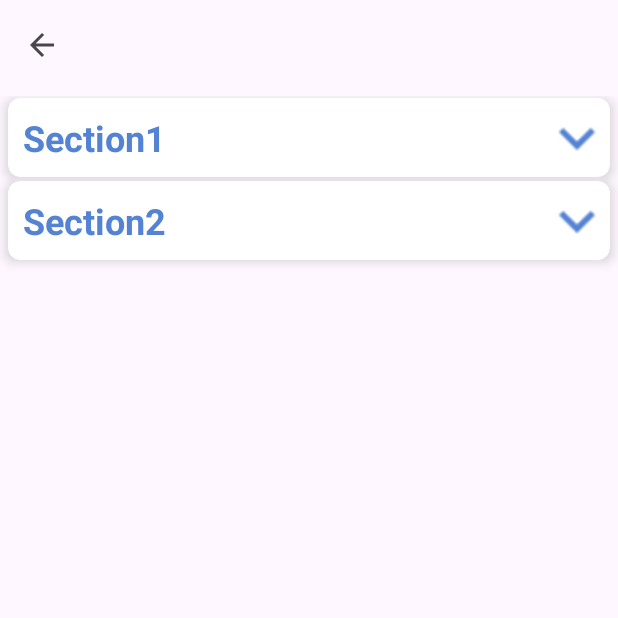
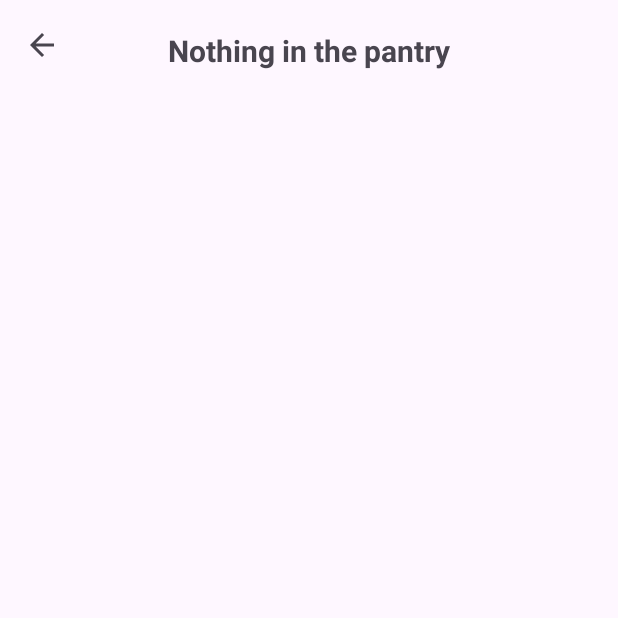
Before and after one commit to Listening-Raccoon/pamietaj-o-zdrowiu, an Android app: the PantryActivity screen opened directly, with no data from a screen before it, on a phone screen of 412 x 824 dp, the top half of it. Run offline under Robolectric (Android 15) with nearby library versions, the phone set to English and light mode, and no system bars; our stand-ins replace Firebase (no records; nobody signed in at launch, a user with empty details on screens opened directly).

Commit message:
Downloading data from firestore database
Added the functionality of populating pantry activity with user data from firestore database

```diff
--- a/app/src/main/java/com/example/pamietajozdrowiu/CalendarActivity.java
+++ b/app/src/main/java/com/example/pamietajozdrowiu/CalendarActivity.java
@@ -143,8 +143,6 @@ public class CalendarActivity extends AppCompatActivity  implements RecyclerView
 
         UpdateRecyclerView(selectedDateString);
 
-        Log.println(Log.DEBUG, "TEST", currentUser.getUid());
-
         calendarView.setOnDateChangeListener(new CalendarView.OnDateChangeListener() {
             @Override
             public void onSelectedDayChange(@NonNull CalendarView calendarView, int i, int i1, int i2) {
--- a/app/src/main/java/com/example/pamietajozdrowiu/PantryActivity.java
+++ b/app/src/main/java/com/example/pamietajozdrowiu/PantryActivity.java
@@ -1,22 +1,42 @@
 package com.example.pamietajozdrowiu;
 
 import android.os.Bundle;
+import android.util.Log;
+import android.view.View;
+import android.widget.ProgressBar;
+import android.widget.TextView;
 
 import androidx.activity.EdgeToEdge;
+import androidx.annotation.NonNull;
 import androidx.appcompat.app.AppCompatActivity;
 import androidx.appcompat.widget.Toolbar;
 import androidx.recyclerview.widget.LinearLayoutManager;
 import androidx.recyclerview.widget.RecyclerView;
 
+import com.google.android.gms.tasks.OnCompleteListener;
+import com.google.android.gms.tasks.Task;
+import com.google.firebase.auth.FirebaseAuth;
+import com.google.firebase.auth.FirebaseUser;
+import com.google.firebase.firestore.DocumentSnapshot;
+import com.google.firebase.firestore.FirebaseFirestore;
+import com.google.firebase.firestore.QuerySnapshot;
+
 import java.util.ArrayList;
 import java.util.List;
+import java.util.Objects;
 
 public class PantryActivity extends AppCompatActivity {
 
-    Toolbar toolbar;
+    private Toolbar toolbar;
+    private ProgressBar loadingDataProgressBar;
+    private TextView nothingToDisplayTextView;
     private RecyclerView recyclerView;
     private List<PantryParentItemModel> parentItems;
     private PantryParentItem_RecyclerviewAdapter adapter;
+
+    FirebaseAuth auth;
+    FirebaseUser currentUser;
+    FirebaseFirestore firestore;
 
 
     @Override
@@ -25,36 +45,24 @@ public class PantryActivity extends AppCompatActivity {
         EdgeToEdge.enable(this);
         setContentView(R.layout.activity_pantry);
 
+        auth = FirebaseAuth.getInstance();
+        currentUser = auth.getCurrentUser();
+        firestore = FirebaseFirestore.getInstance();
+
+        loadingDataProgressBar = findViewById(R.id.loading_data_progressbar);
+        nothingToDisplayTextView = findViewById(R.id.nothing_to_display_textview);
         recyclerView = findViewById(R.id.pantry_recyclerview);
         recyclerView.setHasFixedSize(true);
         recyclerView.setLayoutManager(new LinearLayoutManager(this));
 
-        parentItems = new ArrayList<>();
-
-        List<PantryChildItemModel> childItems1 = new ArrayList<>();
-        childItems1.add(new PantryChildItemModel("Name1", "53"));
-        childItems1.add(new PantryChildItemModel("Name2", "26"));
-        childItems1.add(new PantryChildItemModel("Name3", "11"));
-
-        List<PantryChildItemModel> childItems2 = new ArrayList<>();
-        childItems2.add(new PantryChildItemModel("Name4", "66"));
-        childItems2.add(new PantryChildItemModel("Name5", "39"));
-        childItems2.add(new PantryChildItemModel("Name6", "31"));
-
-        parentItems.add(new PantryParentItemModel(childItems1, "Section1"));
-        parentItems.add(new PantryParentItemModel(childItems2, "Section2"));
-
-        adapter = new PantryParentItem_RecyclerviewAdapter(parentItems);
-        recyclerView.setAdapter(adapter);
-
         toolbar = findViewById(R.id.toolbar);
-
-
 
         setSupportActionBar(toolbar);
         getSupportActionBar().setDisplayShowTitleEnabled(false);
         getSupportActionBar().setDisplayHomeAsUpEnabled(true);
         getSupportActionBar().setDisplayShowHomeEnabled(true);
+
+        UpdateRecyclerView();
     }
 
     @Override
@@ -62,4 +70,65 @@ public class PantryActivity extends AppCompatActivity {
         onBackPressed();
         return true;
     }
+
+    private void UpdateRecyclerView() {
+        loadingDataProgressBar.setVisibility(View.VISIBLE);
+        nothingToDisplayTextView.setVisibility(View.GONE);
+        recyclerView.setVisibility(View.GONE);
+
+
+
+        firestore.collection("userData").document(currentUser.getUid()).collection("medicine").get()
+                .addOnCompleteListener(new OnCompleteListener<QuerySnapshot>() {
+                    @Override
+                    public void onComplete(@NonNull Task<QuerySnapshot> task) {
+                        final List<PantryChildItemModel> childItems = new ArrayList<>();
+                        final List<PantryParentItemModel> parentItems = new ArrayList<>();
+                        final List<String> groups = new ArrayList<>();
+
+
+
+                        for (DocumentSnapshot document: task.getResult().getDocuments()) {
+                            String id = document.getString("id");
+                            String name = document.getString("name");
+                            String amount = document.getLong("amount").toString();
+                            String group = document.getString("group");
+
+                            childItems.add(new PantryChildItemModel(name, amount, id, group));
+                            if (!Objects.equals(group, "") && !groups.contains(group)) {
+                                groups.add(group);
+                            }
+                        }
+
+                        if (childItems.isEmpty()) {
+                            nothingToDisplayTextView.setVisibility(View.VISIBLE);
+                            loadingDataProgressBar.setVisibility(View.GONE);
+                            return;
+                        }
+
+                        List<PantryChildItemModel> unassignedChildItems = new ArrayList<>();
+                        for (PantryChildItemModel childItem: childItems) {
+                            if (childItem.getGroup().isEmpty()) {
+                                unassignedChildItems.add(childItem);
+                            }
+                        }
+                        parentItems.add(new PantryParentItemModel(unassignedChildItems, "Unassigned"));
+
+                        for (String group: groups) {
+                            List<PantryChildItemModel> groupChildItems = new ArrayList<>();
+
+                            for (PantryChildItemModel childItem: childItems) {
+                                if (childItem.getGroup().equals(group)) {
+                                    groupChildItems.add(childItem);
+                                }
+                            }
+                            parentItems.add(new PantryParentItemModel(groupChildItems, group));
+                        }
+                        adapter = new PantryParentItem_RecyclerviewAdapter(parentItems);
+                        recyclerView.setAdapter(adapter);
+                        recyclerView.setVisibility(View.VISIBLE);
+                        loadingDataProgressBar.setVisibility(View.GONE);
+                    }
+                });
+    }
 }
```
Also changed, not shown: app/src/main/java/com/example/pamietajozdrowiu/PantryChildItemModel.java (+13 -1 lines).
